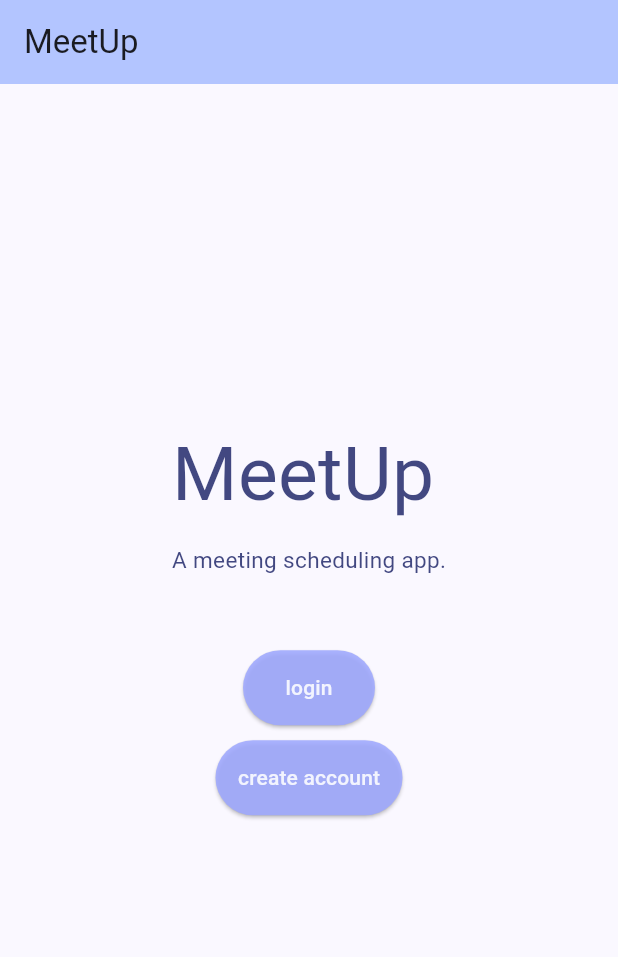
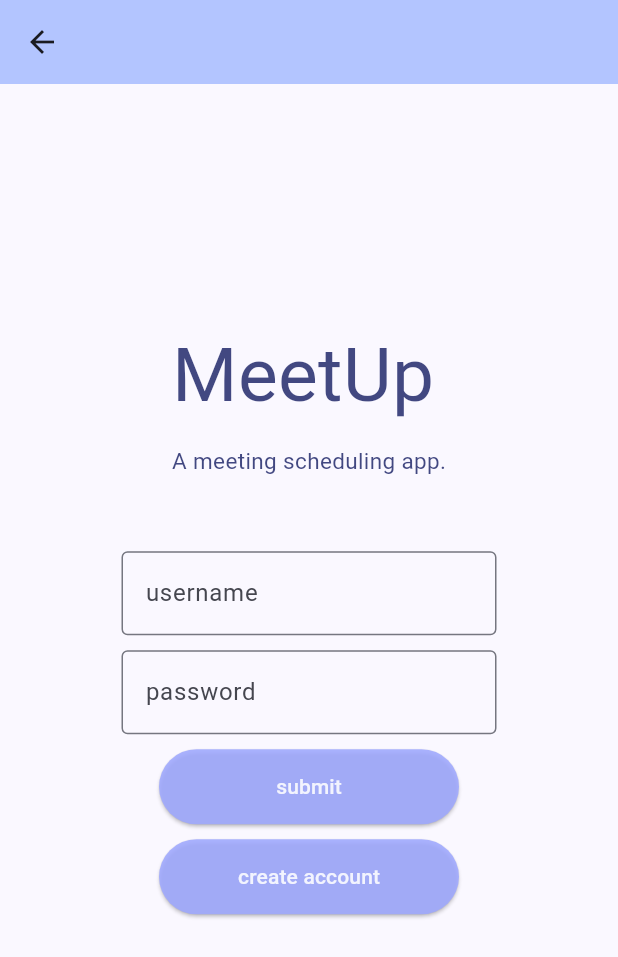
Before and after one commit to necronomiicons/MeetUp-SWE-Project, a Flutter app: the screen it shows after launch, after a tap on "login", on a phone screen of 412 x 824 dp. Shown: the top 957 px of the screen. Run offline on Flutter 3.47's test engine with Material 3 defaults, Android fonts, the phone set to English and light mode, and no system bars.

Commit message:
created login page, added basic page navigation

```diff
--- /dev/null
+++ b/MeetUp Application Files/meetup/lib/home.dart
@@ -0,0 +1,40 @@
+
+import 'package:flutter/material.dart';
+
+class HomePage extends StatefulWidget{
+  const HomePage({super.key});
+
+  @override
+  State<HomePage> createState() => _HomePageState();
+}
+class _HomePageState extends State<HomePage>{
+  //logic
+
+  @override
+  Widget build(BuildContext context){
+
+    return SafeArea(
+
+      top: false,
+      bottom: false,
+      child: Scaffold(
+        extendBodyBehindAppBar:  true,
+        appBar: AppBar(
+      backgroundColor: Theme.of(context).colorScheme.inversePrimary,
+       // title: Text(widget.title),
+      ),
+
+
+      body: Align(
+        alignment: Alignment.topCenter,
+        child: Column(
+          spacing: 50,
+          mainAxisAlignment: .center,
+          children: [],
+        ),
+      ),
+
+
+    ));
+  }
+}
--- /dev/null
+++ b/MeetUp Application Files/meetup/lib/launch_page.dart
@@ -0,0 +1,90 @@
+
+import 'package:flutter/material.dart';
+import 'package:meetup/theme_data.dart';
+import 'package:meetup/login.dart';
+
+class LaunchPage extends StatefulWidget{
+  const LaunchPage({super.key, required this.title});
+  final String title;
+  @override
+  State<LaunchPage> createState() => _LaunchPageState();
+}
+class _LaunchPageState extends State<LaunchPage>{
+  //logic
+
+  @override
+  Widget build(BuildContext context){
+
+    return SafeArea(
+
+      top: false,
+      bottom: false,
+      child: Scaffold(
+        extendBodyBehindAppBar:  true,
+        appBar: AppBar(
+      backgroundColor: Theme.of(context).colorScheme.inversePrimary,
+        // Here we take the value from the MyHomePage object that was created by
+        // the App.build method, and use it to set our appbar title.
+        title: Text(widget.title),
+      ),
+
+
+      body: Align(
+        alignment: Alignment.topCenter,
+        // Center is a layout widget. It takes a single child and positions it
+        // in the middle of the parent.
+        child: Column(
+          spacing: 50,
+          // Column is also a layout widget. It takes a list of children and
+          // arranges them vertically. By default, it sizes itself to fit its
+          // children horizontally, and tries to be as tall as its parent.
+          //
+          // Column has various properties to control how it sizes itself and
+          // how it positions its children. Here we use mainAxisAlignment to
+          // center the children vertically; the main axis here is the vertical
+          // axis because Columns are vertical (the cross axis would be
+          // horizontal).
+          //
+          // TRY THIS: Invoke "debug painting" (choose the "Toggle Debug Paint"
+          // action in the IDE, or press "p" in the console), to see the
+          // wireframe for each widget.
+          mainAxisAlignment: .center,
+          children: [
+            //Title Text
+            Wrap(
+              direction: Axis.vertical,
+              spacing: 10,
+              children: [
+                Text("MeetUp", style: titleStyle),
+                Text("A meeting scheduling app.", style: textStyle),
+              ],
+            ),
+
+            Wrap(
+
+            direction: Axis.vertical,
+            crossAxisAlignment: WrapCrossAlignment.center,
+            spacing: 10,
+            children: [
+            //Login Button
+            ElevatedButton(
+            onPressed: (){
+              //temporary logic for testing
+              Navigator.of(context).push(MaterialPageRoute(builder: (context) => LoginPage()));
+            },
+            child: Text("login")),
+
+            //Create Account Button
+            ElevatedButton(
+            onPressed: (){},
+            child: Text("create account"))
+            ],)
+
+          ],
+        ),
+      ),
+
+
+    ));
+  }
+}
--- /dev/null
+++ b/MeetUp Application Files/meetup/lib/login.dart
@@ -0,0 +1,100 @@
+
+import 'package:flutter/material.dart';
+import 'package:meetup/theme_data.dart';
+import 'package:meetup/home.dart';
+
+class LoginPage extends StatefulWidget{
+  const LoginPage({super.key});
+
+  @override
+  State<LoginPage> createState() => _LoginPageState();
+}
+    bool createAccount = false;
+class _LoginPageState extends State<LoginPage>{
+  //logic
+
+  @override
+  Widget build(BuildContext context){
+    return SafeArea(
+
+      top: false,
+      bottom: false,
+      child: Scaffold(
+        extendBodyBehindAppBar:  true,
+        appBar: AppBar(
+      backgroundColor: Theme.of(context).colorScheme.inversePrimary,
+      ),
+
+
+      body: Align(
+        alignment: Alignment.topCenter,
+        child: Column(
+          spacing: 50,
+          mainAxisAlignment: .center,
+          children: [
+            //Title Text
+            Wrap(
+              direction: Axis.vertical,
+              spacing: 10,
+              children: [
+                Text("MeetUp", style: titleStyle),
+                Text("A meeting scheduling app.", style: textStyle),
+              ],
+            ),
+            //Login text fields
+            Wrap(
+              direction: Axis.vertical,
+              crossAxisAlignment: WrapCrossAlignment.center,
+              spacing: 10,
+              children: [
+            SizedBox(
+              width: 250,
+              child:
+                TextField(
+                  decoration: InputDecoration(border: OutlineInputBorder(), labelText: "username" )
+                )
+            ),
+            SizedBox(
+              width: 250,
+              child:
+                TextField(
+                  decoration: InputDecoration(border: OutlineInputBorder(), labelText: "password" ),
+                  obscureText: true,
+                )
+            ),
+            if(createAccount)//show the confirm password field if we're on the create account screen
+              SizedBox(
+              width: 250,
+              child:
+                TextField(
+                  decoration: InputDecoration(border: OutlineInputBorder(), labelText: "confirm password",
+                   ),
+
+                  obscureText: true,
+                )
+            ),
+
+            SizedBox(
+              width: 200,
+              child:
+                ElevatedButton(onPressed: (){
+                  //update logic to handle credentials later
+                  Navigator.of(context).push(MaterialPageRoute(builder: (context) => HomePage()));
+                }, child: Text("submit")),
+            ),
+            SizedBox(//show login/create account button depending on which screen we're on
+              width: 200,
+              child:
+                ElevatedButton(onPressed: (){setState(() {
+                  createAccount = !createAccount;
+                });},
+                child: createAccount ? Text("login") : Text("create account")),
+            ),
+          ]),
+            //Submit buttons
+          ],
+        ),
+      ),
+    ));
+  }
+}
--- a/MeetUp Application Files/meetup/lib/main.dart
+++ b/MeetUp Application Files/meetup/lib/main.dart
@@ -1,5 +1,6 @@
 import 'package:flutter/material.dart';
 import 'package:meetup/theme_data.dart';
+import 'package:meetup/launch_page.dart';
 
 void main() {
   runApp(const MyApp());
@@ -18,86 +19,3 @@ class MyApp extends StatelessWidget {
     );
   }
 }
-
-class LaunchPage extends StatefulWidget{
-  const LaunchPage({super.key, required this.title});
-  final String title;
-  @override
-  State<LaunchPage> createState() => _LaunchPageState();
-}
-class _LaunchPageState extends State<LaunchPage>{
-  //logic
-
-  @override
-  Widget build(BuildContext context){
-
-    return SafeArea(
-
-      top: false,
-      bottom: false,
-      child: Scaffold(
-        extendBodyBehindAppBar:  true,
-        appBar: AppBar(
-      backgroundColor: Theme.of(context).colorScheme.inversePrimary,
-        // Here we take the value from the MyHomePage object that was created by
-        // the App.build method, and use it to set our appbar title.
-        title: Text(widget.title),
-      ),
-
-
-      body: Align(
-        alignment: Alignment.topCenter,
-        // Center is a layout widget. It takes a single child and positions it
-        // in the middle of the parent.
-        child: Column(
-          spacing: 50,
-          // Column is also a layout widget. It takes a list of children and
-          // arranges them vertically. By default, it sizes itself to fit its
-          // children horizontally, and tries to be as tall as its parent.
-          //
-          // Column has various properties to control how it sizes itself and
-          // how it positions its children. Here we use mainAxisAlignment to
-          // center the children vertically; the main axis here is the vertical
-          // axis because Columns are vertical (the cross axis would be
-          // horizontal).
-          //
-          // TRY THIS: Invoke "debug painting" (choose the "Toggle Debug Paint"
-          // action in the IDE, or press "p" in the console), to see the
-          // wireframe for each widget.
-          mainAxisAlignment: .center,
-          children: [
-            //Title Text
-            Wrap(
-              direction: Axis.vertical,
-              spacing: 10,
-              children: [
-                Text("MeetUp", style: titleStyle),
-                Text("A meeting scheduling app.", style: textStyle),
-              ],
-            ),
-
-            Wrap(
-
-            direction: Axis.vertical,
-            crossAxisAlignment: WrapCrossAlignment.center,
-            spacing: 10,
-            children: [
-            //Login Button
-            ElevatedButton(
-            onPressed: (){},
-            child: Text("login")),
-
-            //Create Account Button
-            ElevatedButton(
-            onPressed: (){},
-            child: Text("create account"))
-            ],)
-
-          ],
-        ),
-      ),
-
-
-    ));
-  }
-}
```
